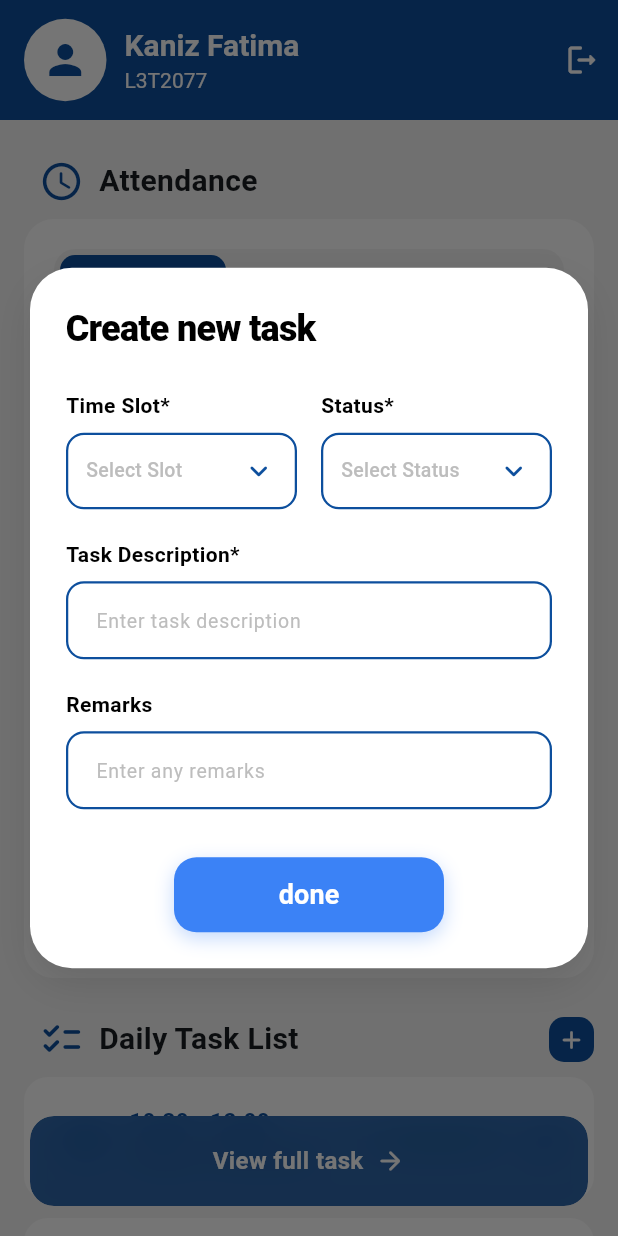
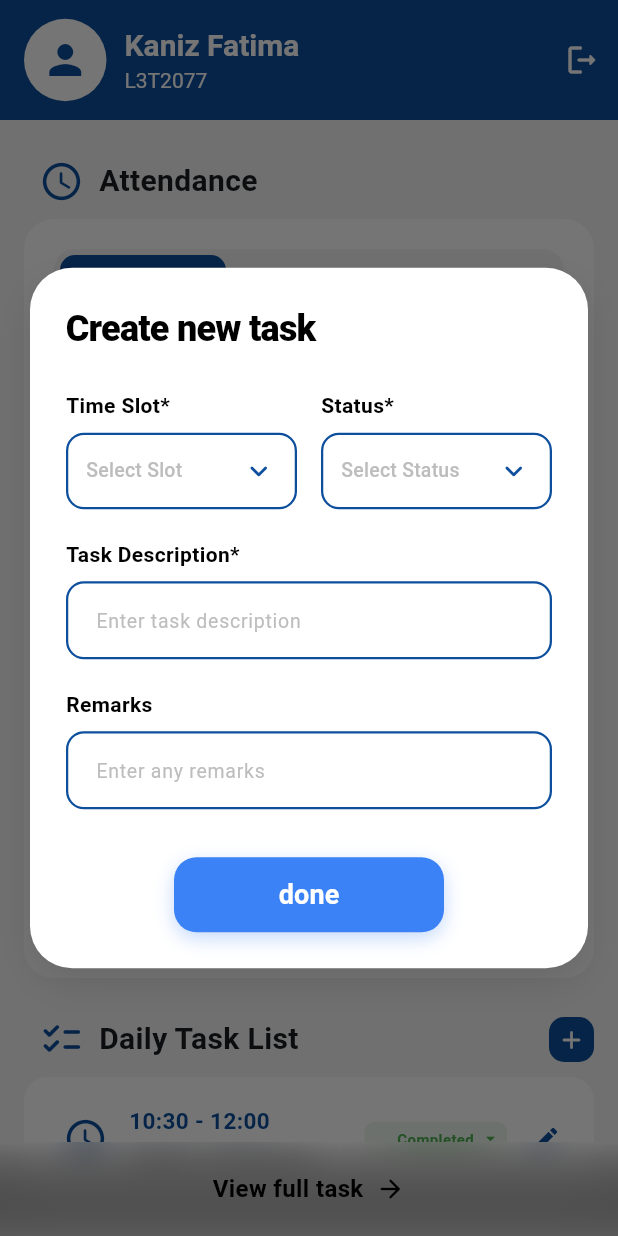
Before and after one commit to farhans-codes/employee_management, a Flutter app: the HomePage screen opened directly, after a tap on the "add" icon, on a phone screen of 412 x 824 dp. Run offline on Flutter 3.47's test engine with Material 3 defaults, Android fonts, the phone set to English and light mode, and no system bars.

Commit message:
feat: Animate the "View full task" button on the home page to hide/show based on scroll direction and update shadow opacity calculation.

```diff
--- a/lib/presentation/pages/home/home_page.dart
+++ b/lib/presentation/pages/home/home_page.dart
@@ -1,13 +1,53 @@
 import 'package:flutter/material.dart';
 import 'dart:ui';
+import 'package:flutter/rendering.dart';
 import '../../widgets/attendance_section.dart';
 import '../../widgets/task_card.dart';
 import '../../widgets/create_task_dialog.dart';
 import '../login/login_page.dart';
 import '../profile/profile_page.dart';
 
-class HomePage extends StatelessWidget {
+class HomePage extends StatefulWidget {
   const HomePage({super.key});
+
+  @override
+  State<HomePage> createState() => _HomePageState();
+}
+
+class _HomePageState extends State<HomePage> {
+  final ScrollController _scrollController = ScrollController();
+  bool _isButtonVisible = true;
+
+  @override
+  void initState() {
+    super.initState();
+    _scrollController.addListener(_scrollListener);
+  }
+
+  @override
+  void dispose() {
+    _scrollController.removeListener(_scrollListener);
+    _scrollController.dispose();
+    super.dispose();
+  }
+
+  void _scrollListener() {
+    if (_scrollController.position.userScrollDirection ==
+        ScrollDirection.reverse) {
+      if (!_isButtonVisible) {
+        setState(() {
+          _isButtonVisible = true;
+        });
+      }
+    } else if (_scrollController.position.userScrollDirection ==
+        ScrollDirection.forward) {
+      if (_isButtonVisible) {
+        setState(() {
+          _isButtonVisible = false;
+        });
+      }
+    }
+  }
 
   @override
   Widget build(BuildContext context) {
@@ -87,6 +127,7 @@ class HomePage extends StatelessWidget {
           Container(
             color: Colors.grey[100],
             child: SingleChildScrollView(
+              controller: _scrollController,
               child: Padding(
                 padding: const EdgeInsets.all(16.0),
                 child: Column(
@@ -200,26 +241,25 @@ class HomePage extends StatelessWidget {
               ),
             ),
           ),
-          Positioned(
-            left: 20,
-            right: 20,
-            bottom: 20,
-            child: ClipRRect(
-              borderRadius: BorderRadius.circular(16),
+          AnimatedPositioned(
+            duration: const Duration(milliseconds: 300),
+            left: 0,
+            right: 0,
+            bottom: _isButtonVisible ? 0 : -100,
+            child: ClipRect(
               child: BackdropFilter(
                 filter: ImageFilter.blur(sigmaX: 10, sigmaY: 10),
                 child: Container(
-                  height: 60,
+                  padding: const EdgeInsets.symmetric(vertical: 20),
                   decoration: BoxDecoration(
-                    color: const Color(0xFF0d4f9d).withValues(alpha: 0.85),
-                    borderRadius: BorderRadius.circular(16),
-                    boxShadow: [
-                      BoxShadow(
-                        color: Colors.black.withValues(alpha: 0.1),
-                        blurRadius: 10,
-                        offset: const Offset(0, 4),
-                      ),
-                    ],
+                    gradient: LinearGradient(
+                      begin: Alignment.topCenter,
+                      end: Alignment.bottomCenter,
+                      colors: [
+                        Colors.black.withOpacity(0.0),
+                        Colors.grey.shade400.withOpacity(0.9),
+                      ],
+                    ),
                   ),
                   child: Material(
                     color: Colors.transparent,
@@ -233,7 +273,7 @@ class HomePage extends StatelessWidget {
                           Text(
                             'View full task',
                             style: TextStyle(
-                              color: Colors.white,
+                              color: Colors.black,
                               fontSize: 16,
                               fontWeight: FontWeight.w600,
                             ),
@@ -241,7 +281,7 @@ class HomePage extends StatelessWidget {
                           SizedBox(width: 8),
                           Icon(
                             Icons.arrow_forward_rounded,
-                            color: Colors.white,
+                            color: Colors.black,
                             size: 20,
                           ),
                         ],
--- a/lib/presentation/widgets/create_task_dialog.dart
+++ b/lib/presentation/widgets/create_task_dialog.dart
@@ -73,7 +73,7 @@ class _CreateTaskDialogState extends State<CreateTaskDialog> {
           borderRadius: BorderRadius.circular(28),
           boxShadow: [
             BoxShadow(
-              color: Colors.black.withOpacity(0.1),
+              color: Colors.black.withValues(alpha: 0.1),
               blurRadius: 20,
               offset: const Offset(0, 10),
             ),
```
